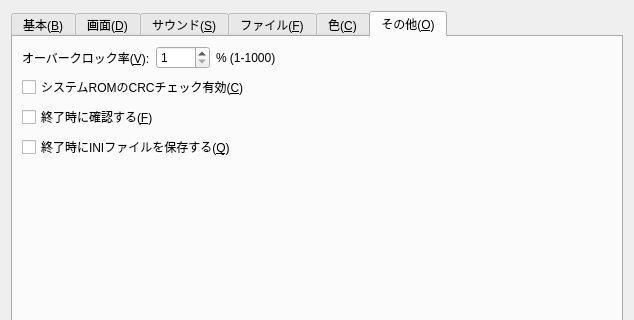
Above: src/Qt/configdialog.ui from eighttails/PC6001VX before the change; both pictures show x 0 to 634 and y 0 to 320 of the 634 by 700 pixel window. Below: the same form after it.
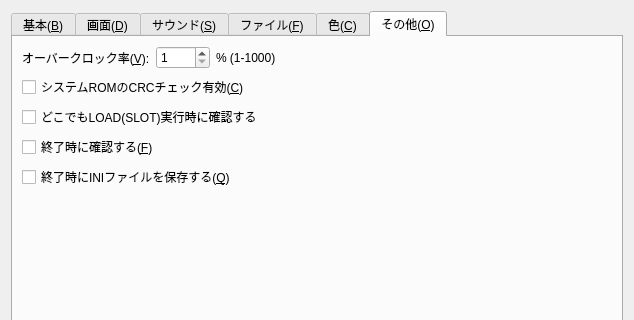
That is the form after the change. The open tabs and pages were chosen to show the change. Custom widgets are drawn as their Qt base class.

Commit message: どこでもLOAD実行時に確認するかどうかの設定を実装

Patch:
```diff
--- a/src/Qt/configdialog.ui
+++ b/src/Qt/configdialog.ui
@@ -3228,6 +3228,13 @@
          </property>
         </widget>
        </item>
+       <item>
+        <widget class="QCheckBox" name="checkBoxCkDokoLoad">
+         <property name="text">
+          <string>どこでもLOAD(SLOT)実行時に確認する</string>
+         </property>
+        </widget>
+       </item>
        <item>
         <widget class="QCheckBox" name="checkBoxCkQuit">
          <property name="text">
```
The commit also changes 1 other file.
